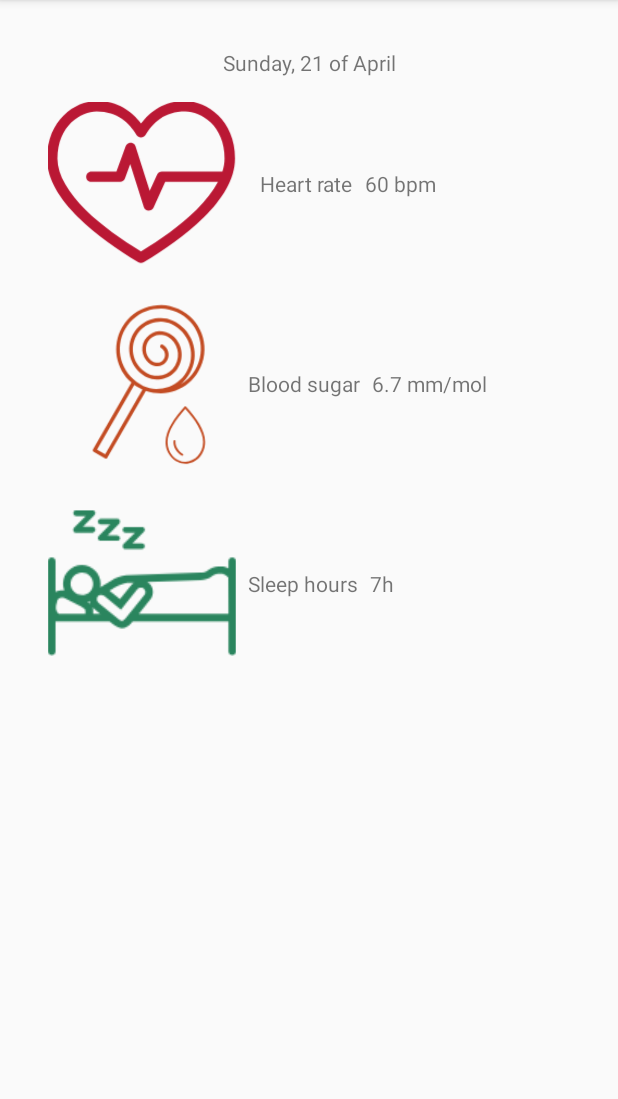
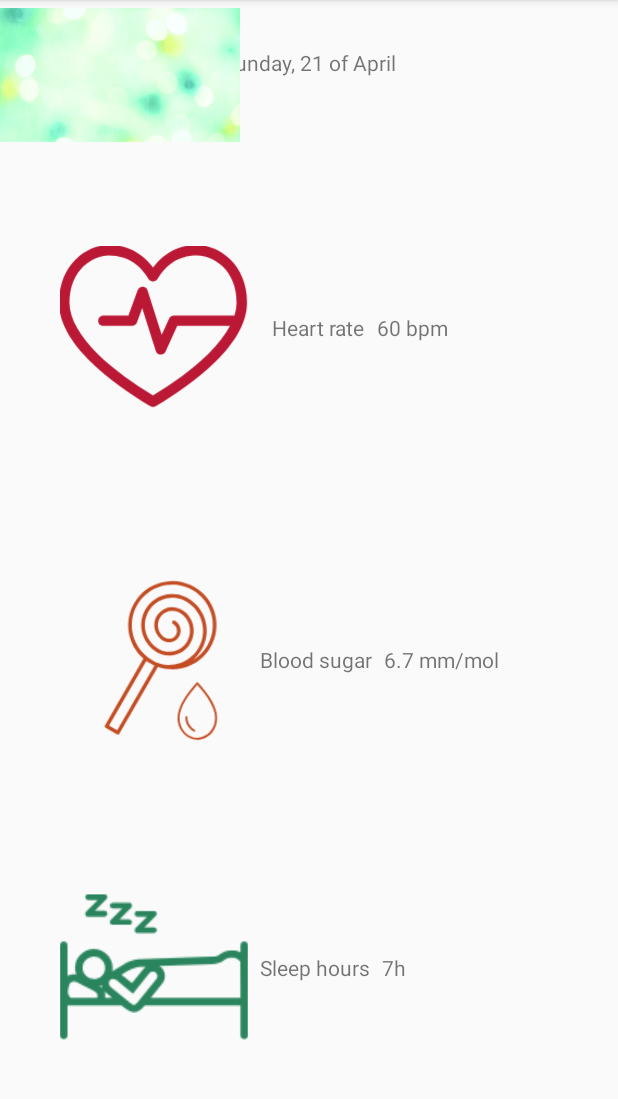
Before and after one commit to cyber-gh/YourHealth, an Android app: the fragment GeneralStatsFragment shown on its own in the app's theme, on a phone screen of 412 x 824 dp, the part 84-1183 px from its top. Run offline under Robolectric (Android 15) with nearby library versions, the phone set to English and light mode, and no system bars; our stand-ins replace Firebase (no records; nobody signed in at launch, a user with empty details on screens opened directly), RxJava; 3 statements that could not run were skipped.

Commit message:
Modificat feature page

```diff
--- a/app/src/main/res/layout/user_stats.xml
+++ b/app/src/main/res/layout/user_stats.xml
@@ -12,15 +12,15 @@
     <ImageView
             android:layout_width="125dp"
             android:layout_height="125dp" app:srcCompat="@drawable/blood_sugar"
-            android:id="@+id/imageView4" android:layout_marginTop="8dp"
+            android:id="@+id/imageView4" android:layout_marginTop="96dp"
             app:layout_constraintTop_toBottomOf="@+id/imageView5" app:layout_constraintEnd_toEndOf="@+id/imageView5"
-            app:layout_constraintStart_toStartOf="@+id/imageView5"/>
+            app:layout_constraintStart_toStartOf="@+id/imageView5" app:layout_constraintHorizontal_bias="1.0"/>
     <ImageView
             android:layout_width="125dp"
             android:layout_height="125dp" app:srcCompat="@drawable/heart_rate"
-            android:id="@+id/imageView5" android:layout_marginTop="8dp"
+            android:id="@+id/imageView5" android:layout_marginTop="104dp"
             app:layout_constraintTop_toBottomOf="@+id/textView5" app:layout_constraintStart_toStartOf="parent"
-            android:layout_marginStart="32dp"/>
+            android:layout_marginStart="40dp"/>
     <TextView
             android:text="Heart rate"
             android:layout_width="wrap_content"
@@ -56,7 +56,8 @@
             android:layout_height="125dp" app:srcCompat="@drawable/sleep_hours"
             android:id="@+id/imageView3"
             app:layout_constraintEnd_toEndOf="@+id/imageView4" app:layout_constraintStart_toStartOf="@+id/imageView4"
-            android:layout_marginTop="8dp" app:layout_constraintTop_toBottomOf="@+id/imageView4"/>
+            android:layout_marginTop="80dp" app:layout_constraintTop_toBottomOf="@+id/imageView4"
+            app:layout_constraintHorizontal_bias="0.0"/>
     <TextView
             android:text="Sleep hours"
             android:layout_width="wrap_content"
@@ -71,4 +72,9 @@
             android:id="@+id/sleepHoursLabel"
             app:layout_constraintTop_toTopOf="@+id/textView2" app:layout_constraintBottom_toBottomOf="@+id/textView2"
             app:layout_constraintStart_toEndOf="@+id/textView2" android:layout_marginStart="8dp"/>
+    <ImageView
+            android:layout_width="160dp"
+            android:layout_height="100dp" app:srcCompat="@drawable/sunday"
+            tools:layout_editor_absoluteX="125dp" android:id="@+id/imageView8"
+            tools:layout_editor_absoluteY="16dp"/>
 </androidx.constraintlayout.widget.ConstraintLayout>
```
Also changed, not shown: app/src/main/res/drawable-v24/sunday.jpg (added).
